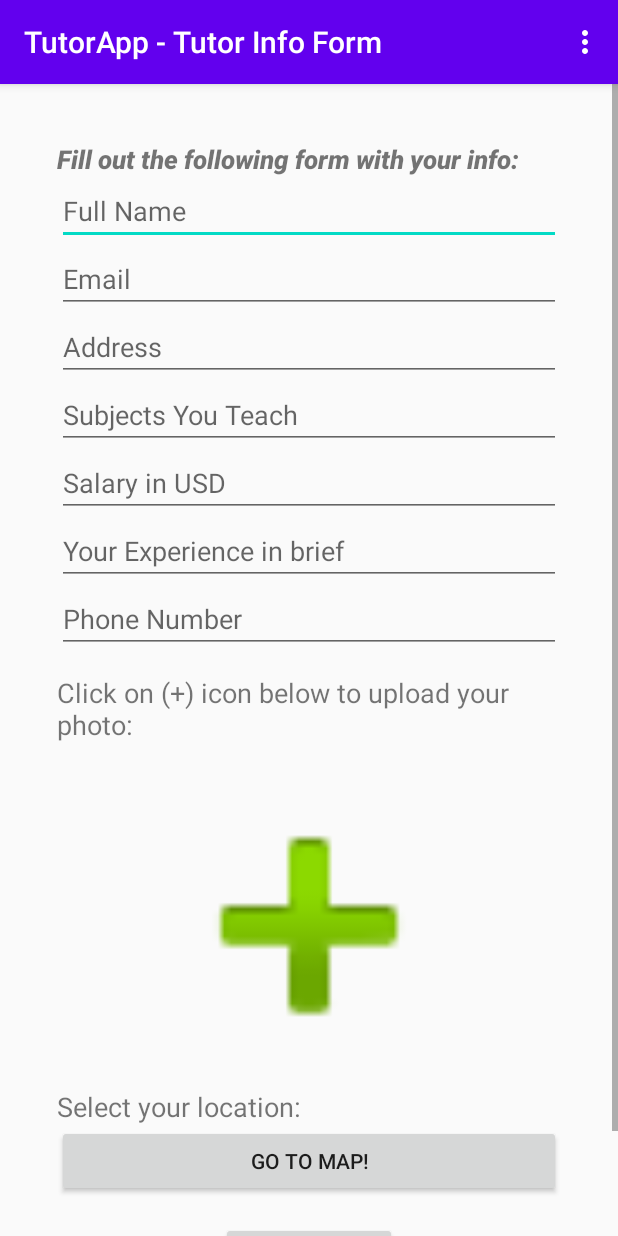
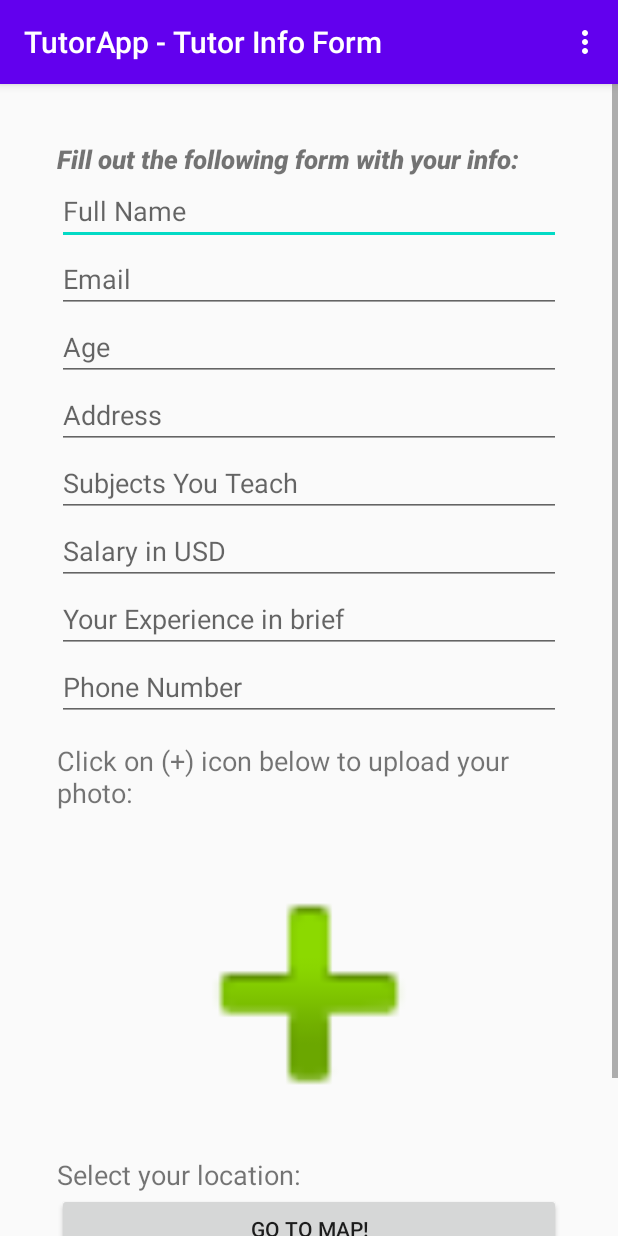
Before and after one commit to mahmoudsaadeh/TutorsApp, an Android app: the TeacherFormActivity screen opened directly, with no data from a screen before it, on a phone screen of 412 x 824 dp. Run offline under Robolectric (Android 15) with nearby library versions, the phone set to English and light mode, and no system bars; our stand-ins replace Firebase (no records; nobody signed in at launch, a user with empty details on screens opened directly); pictures from the network do not load.

Commit message:
Edited TeacherForm and teacherInfo

```diff
--- a/app/src/main/java/com/example/ourapp/TeacherFormActivity.java
+++ b/app/src/main/java/com/example/ourapp/TeacherFormActivity.java
@@ -1,5 +1,6 @@
 package com.example.ourapp;
 
+import androidx.annotation.NonNull;
 import androidx.annotation.Nullable;
 import androidx.appcompat.app.AppCompatActivity;
 
@@ -12,11 +13,19 @@ import android.util.Log;
 import android.view.Menu;
 import android.view.MenuItem;
 import android.view.View;
+import android.widget.EditText;
 import android.widget.ImageView;
 import android.widget.Toast;
 
 import com.google.firebase.auth.FirebaseAuth;
 import com.google.firebase.auth.FirebaseUser;
+import com.google.firebase.auth.AuthResult;
+import com.google.firebase.auth.FirebaseAuth;
+import com.google.firebase.database.DataSnapshot;
+import com.google.firebase.database.DatabaseError;
+import com.google.firebase.database.DatabaseReference;
+import com.google.firebase.database.FirebaseDatabase;
+import com.google.firebase.database.ValueEventListener;
 
 public class TeacherFormActivity extends AppCompatActivity {
 
@@ -99,5 +108,47 @@ public class TeacherFormActivity extends AppCompatActivity {
             imageToUpload.setImageURI(selectedImage);
         }
     }
+    /*
+    public  void submitForm(View view){
 
+        FirebaseDatabase database= FirebaseDatabase.getInstance();
+        final DatabaseReference ref=database.getReference("Tutor");
+        EditText name = findViewById(R.id.teacherNameET);
+        EditText email = findViewById(R.id.teacherEmailET);
+        EditText age = findViewById(R.id.teacherAge);
+        EditText address = findViewById(R.id.teacherAddressET);
+        EditText subject = findViewById(R.id.teacherSubjectsET);
+        EditText salary = findViewById(R.id.teacherSalaryET);
+        EditText experience = findViewById(R.id.teacherExperienceET);
+        EditText phoneNumber = findViewById(R.id.teacherPhoneNumET);
+        ImageView photo=findViewById(R.id.teacherPhotoImageView);
+
+
+
+        String tName=name.getText().toString();
+        String tEmail=email.getText().toString();
+        String tAddress=address.getText().toString();
+        int tAge=Integer.parseInt(age.getText().toString());
+        float tSal=Float.parseFloat(salary.getText().toString());
+        String tExp=experience.getText().toString();
+        String tPhoneNum=phoneNumber.getText().toString();
+        final TutorClass tutor=new TutorClass(tName,tEmail,tAddress,tExp,0.0,0.0,tAge);
+
+        ref.addValueEventListener(new ValueEventListener() {
+            @Override
+            public void onDataChange(@NonNull DataSnapshot snapshot) {
+            ref.child(FirebaseAuth.getInstance().getCurrentUser().getUid()).setValue(tutor);
+            Toast.makeText(TeacherFormActivity.this,"You were successfully registered!",Toast.LENGTH_LONG).show();
+
+            }
+
+            @Override
+            public void onCancelled(@NonNull DatabaseError error) {
+
+            }
+        });
+
+
+
+    }*/
 }
--- a/app/src/main/java/com/example/ourapp/TeacherInfoActivity.java
+++ b/app/src/main/java/com/example/ourapp/TeacherInfoActivity.java
@@ -35,10 +35,11 @@ public class TeacherInfoActivity extends AppCompatActivity {
         EditText teacherPhoneNumber = (EditText) findViewById(R.id.teacherPhone11);
         EditText teacherSalary = (EditText) findViewById(R.id.editTextSalaryNumberSigned);
         RatingBar ratingBar = (RatingBar) findViewById(R.id.ratingBar);
-
+        EditText teacherAge = (EditText) findViewById(R.id.teacherAge);
         //teacherName.setText("Name: " + getIntent().getStringExtra("Teacher"));
         teacherName.setText("Name: Talal Dan");
         teacherAddress.setText("Address: Jounieh, Street 55, Lebanon");
+        teacherAge.setText("Age: 31");
         teacherSubject.setText("Subject: Math, physics, chemistry");
         teacherExperience.setText("Experience: BS in math and phy and chem - taught in 4 schools, 2 private and 2 public" +
                 " - 5 yrs in teaching");
--- a/app/src/main/res/layout/activity_teacher_form.xml
+++ b/app/src/main/res/layout/activity_teacher_form.xml
@@ -40,6 +40,14 @@
                 android:ems="10"
                 android:hint="Email"
                 android:inputType="textEmailAddress" />
+
+            <EditText
+                android:id="@+id/teacherAge"
+                android:layout_width="match_parent"
+                android:layout_height="wrap_content"
+                android:ems="10"
+                android:hint="Age"
+                android:inputType="number" />
 
             <EditText
                 android:id="@+id/teacherAddressET"
@@ -122,7 +130,8 @@
                 android:layout_height="wrap_content"
                 android:layout_gravity="center"
                 android:layout_marginTop="25px"
-                android:text="Submit Form" />
+                android:text="Submit Form"
+               />
 
         </LinearLayout>
 
```
Also changed, not shown: app/src/main/java/com/example/ourapp/TutorClass.java (added, +22 -0 lines), app/src/main/res/layout/activity_teacher_info.xml (+15 -0 lines).
